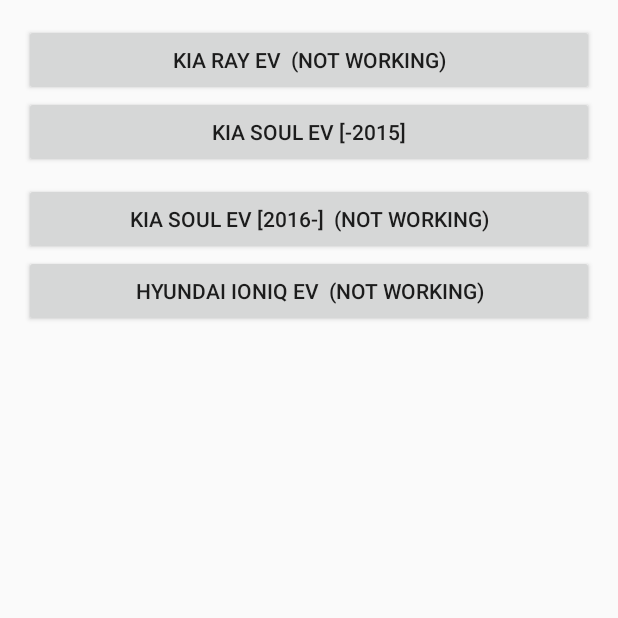
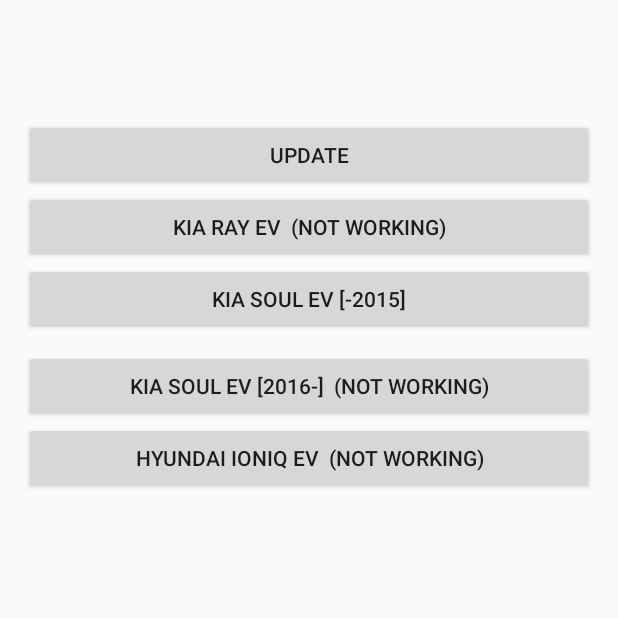
Before and after one commit to imuhavi/HKMC-EV-Torque-Plugin, an Android app: the PluginActivity screen opened directly, with no data from a screen before it, on a phone screen of 412 x 824 dp, the top half of it. Run offline under Robolectric (Android 15) with nearby library versions, the phone set to English and light mode, and no system bars; libraries missing offline, so code that uses them is left out: com.opencsv, org.prowl.torque; 2 statements that could not run were skipped.

Commit message:
Add update button

```diff
--- a/app/build.gradle
+++ b/app/build.gradle
@@ -1,8 +1,8 @@
 apply plugin: 'com.android.application'
 
 android {
-    compileSdkVersion 25
-    buildToolsVersion "25.0.2"
+    compileSdkVersion 'Google Inc.:Google APIs:23'
+    buildToolsVersion '25.0.2'
     defaultConfig {
         applicationId "jejusoul.com.github.obd_pids_for_hkmc_evs"
         minSdkVersion 15
@@ -19,6 +19,13 @@ android {
     }
     productFlavors {
     }
+    dexOptions {
+        incremental true
+    }
+    compileOptions {
+        sourceCompatibility JavaVersion.VERSION_1_7
+        targetCompatibility JavaVersion.VERSION_1_7
+    }
 }
 
 dependencies {
@@ -26,7 +33,7 @@ dependencies {
     androidTestCompile('com.android.support.test.espresso:espresso-core:2.2.2', {
         exclude group: 'com.android.support', module: 'support-annotations'
     })
-    compile 'com.android.support:appcompat-v7:25.1.0'
+    compile 'com.android.support:appcompat-v7:23.0.0'
     testCompile 'junit:junit:4.12'
-    compile files('E:/Work/HKMC-EV-Torque-Plugin/libs/opencsv-3.9.jar')
+    compile files('C:/Users/com/Documents/GitHub/HKMC-EV-Torque-Plugin/libs/opencsv-3.9.jar')
 }
--- a/app/src/main/java/jejusoul/com/github/obd_pids_for_hkmc_evs/PluginActivity.java
+++ b/app/src/main/java/jejusoul/com/github/obd_pids_for_hkmc_evs/PluginActivity.java
@@ -17,6 +17,7 @@ import com.opencsv.CSVReader;
 
 import java.io.BufferedReader;
 import java.io.File;
+import java.io.IOException;
 import java.io.InputStreamReader;
 import java.nio.charset.Charset;
 import java.util.ArrayList;
@@ -27,6 +28,19 @@ import java.util.List;
 public class PluginActivity extends Activity {
 
     private ITorqueService torqueService;
+
+    private View.OnClickListener updateClickListener = new View.OnClickListener() {
+        public void onClick(View v) {
+            try {
+                // Repository 가 존재하지 않으면 Clone
+                // 아니면 Update
+
+            } catch (Exception e) {
+
+            }
+        }
+    };
+
     Button.OnClickListener mClickListener = new View.OnClickListener() {
         public void onClick(View v) {
 
@@ -124,6 +138,7 @@ public class PluginActivity extends Activity {
         ;
     };
 
+
     @Override
     protected void onCreate(Bundle savedInstanceState) {
         super.onCreate(savedInstanceState);
@@ -131,6 +146,7 @@ public class PluginActivity extends Activity {
 
 
         findViewById(R.id.soul_since_2015).setOnClickListener(mClickListener);
+        findViewById(R.id.update).setOnClickListener(updateClickListener);
 
 
         Intent intent = new Intent();
--- a/app/src/main/res/layout/activity_main.xml
+++ b/app/src/main/res/layout/activity_main.xml
@@ -8,38 +8,52 @@
     android:paddingLeft="@dimen/activity_horizontal_margin"
     android:paddingRight="@dimen/activity_horizontal_margin"
     android:paddingTop="@dimen/activity_vertical_margin"
-    tools:context="jejusoul.com.github.obd_pids_for_hkmc_evs.MainActivity">
+    tools:context="jejusoul.com.github.obd_pids_for_hkmc_evs.PluginActivity">
 
     <LinearLayout
+        android:id="@+id/linearLayout"
+        android:layout_width="match_parent"
         android:layout_height="wrap_content"
-        android:layout_width="match_parent"
-        android:layout_alignParentRight="true"
-        android:layout_alignParentEnd="true"
-        android:orientation="vertical">
+        android:orientation="vertical"
+        android:layout_alignParentTop="true"
+        android:layout_alignParentLeft="true"
+        android:layout_alignParentStart="true">
 
         <Button
-            android:text="Kia Ray EV  (Not Working)"
+            android:id="@+id/update"
+            android:layout_width="match_parent"
+            android:layout_height="match_parent"
+            android:layout_alignParentLeft="true"
+            android:layout_alignParentStart="true"
+            android:layout_below="@+id/linearLayout"
+            android:layout_marginTop="63dp"
+            android:layout_weight="1"
+            android:text="Update" />
+
+        <Button
+            android:id="@+id/ray"
             android:layout_width="match_parent"
             android:layout_height="wrap_content"
-            android:id="@+id/ray" />
+            android:text="Kia Ray EV  (Not Working)" />
 
         <Button
-            android:text="Kia Soul EV [-2015]"
+            android:id="@+id/soul_since_2015"
             android:layout_width="match_parent"
             android:layout_height="wrap_content"
-            android:id="@+id/soul_since_2015" />
+            android:text="Kia Soul EV [-2015]" />
 
         <Button
-            android:text="Kia Soul EV [2016-]  (Not Working)"
+            android:id="@+id/soul_after_2016"
             android:layout_width="match_parent"
             android:layout_height="wrap_content"
-            android:id="@+id/soul_after_2016"
-            android:layout_marginTop="10dp" />
+            android:layout_marginTop="10dp"
+            android:text="Kia Soul EV [2016-]  (Not Working)" />
 
         <Button
-            android:text="Hyundai Ioniq EV  (Not Working)"
+            android:id="@+id/ioniq"
             android:layout_width="match_parent"
             android:layout_height="wrap_content"
-            android:id="@+id/ioniq"/>
+            android:text="Hyundai Ioniq EV  (Not Working)" />
     </LinearLayout>
+
 </RelativeLayout>
--- a/build.gradle
+++ b/build.gradle
@@ -5,7 +5,7 @@ buildscript {
         jcenter()
     }
     dependencies {
-        classpath 'com.android.tools.build:gradle:2.2.3'
+        classpath 'com.android.tools.build:gradle:2.3.0'
         // NOTE: Do not place your application dependencies here; they belong
         // in the individual module build.gradle files
     }
```
Also changed, not shown: gradle/wrapper/gradle-wrapper.properties.
